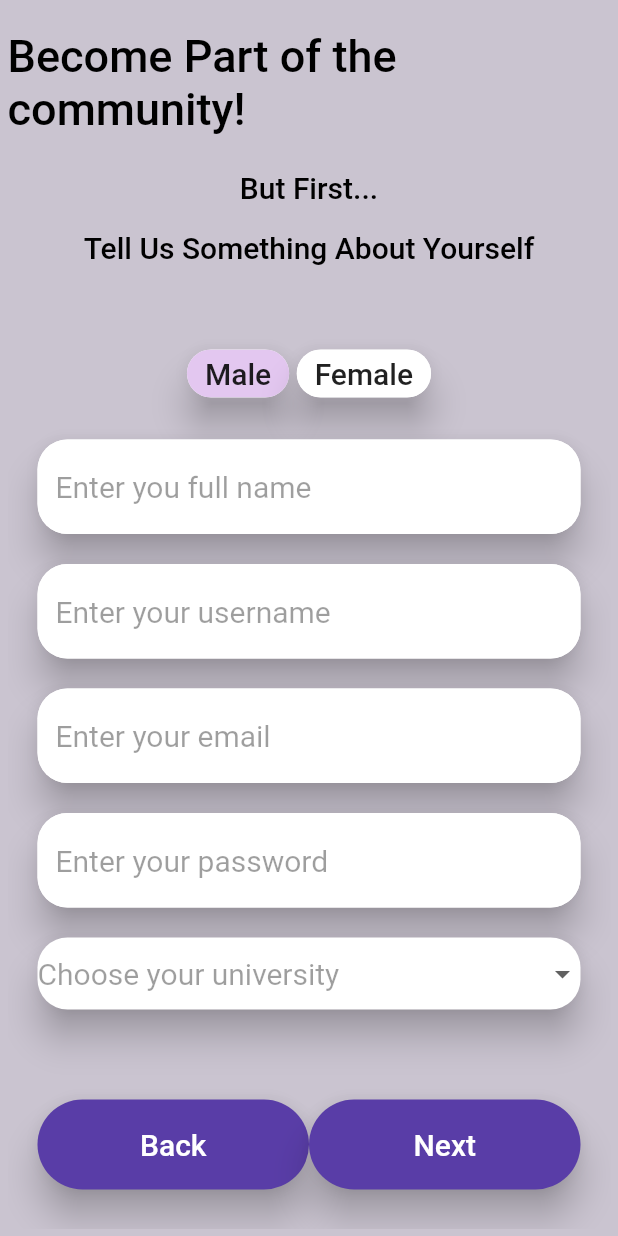
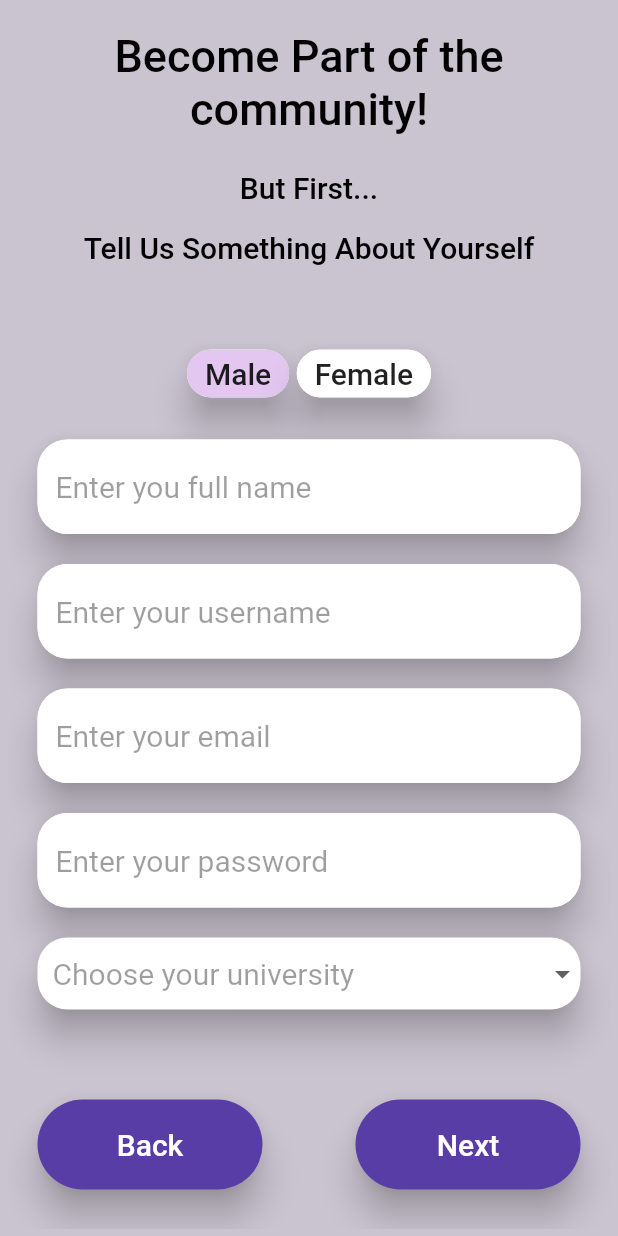
Before and after one commit to Athanasiosvaris/United, a Flutter app: the SignUpPage screen opened by its route, on a phone screen of 412 x 824 dp. Run offline on Flutter 3.47's test engine with Material 2 defaults, Android fonts, the phone set to English and light mode, and no system bars.

Commit message:
Registration implementation finished

```diff
--- a/lib/pages/registration/signin/signin_page.dart
+++ b/lib/pages/registration/signin/signin_page.dart
@@ -191,7 +191,7 @@ class _SignInPage extends State<SignInPage> {
                         height: 80,
                         child: ElevatedButton(
                             style: ElevatedButton.styleFrom(
-                                fixedSize: const Size(200, 60),
+                                fixedSize: const Size(150, 60),
                                 elevation: 10,
                                 shape: const StadiumBorder(),
                                 backgroundColor:
@@ -214,7 +214,7 @@ class _SignInPage extends State<SignInPage> {
                         height: 80,
                         child: ElevatedButton(
                             style: ElevatedButton.styleFrom(
-                                fixedSize: const Size(200, 60),
+                                fixedSize: const Size(150, 60),
                                 elevation: 10,
                                 shape:
                                     const StadiumBorder(), //Etsi kano to button rechtangle with circular
--- a/lib/pages/registration/signup/signup_interests.dart
+++ b/lib/pages/registration/signup/signup_interests.dart
@@ -33,6 +33,7 @@ class _SignUpPageInterests extends State<SignUpPageInterests> {
                   // padding: const EdgeInsets.all(5),
                   child: const Text(
                     'Become Part of the community!',
+                    textAlign: TextAlign.center,
                     style: TextStyle(
                         color: Colors.black,
                         fontWeight: FontWeight.w500,
@@ -171,7 +172,7 @@ class _SignUpPageInterests extends State<SignUpPageInterests> {
                                 height: 80,
                                 child: ElevatedButton(
                                     style: ElevatedButton.styleFrom(
-                                        fixedSize: const Size(200, 60),
+                                        fixedSize: const Size(150, 60),
                                         elevation: 10,
                                         shape: const StadiumBorder(),
                                         backgroundColor: const Color.fromARGB(
@@ -193,7 +194,7 @@ class _SignUpPageInterests extends State<SignUpPageInterests> {
                           height: 80,
                           child: ElevatedButton(
                               style: ElevatedButton.styleFrom(
-                                  fixedSize: const Size(200, 60),
+                                  fixedSize: const Size(150, 60),
                                   elevation: 10,
                                   shape:
                                       const StadiumBorder(), //Etsi kano to button rechtangle with circular
--- a/lib/pages/registration/signup/signup_page.dart
+++ b/lib/pages/registration/signup/signup_page.dart
@@ -14,7 +14,7 @@ class _SignUpPage extends State<SignUpPage> {
   List<String> sex = ["Male", "Female"];
   dynamic university;
   List<String> universities = <String>[
-    'National Technical University of Athens',
+    'NTUA',
     'Athens University of Economics',
     'University of Pireus',
     'University of Athens'
@@ -39,6 +39,7 @@ class _SignUpPage extends State<SignUpPage> {
                   // padding: const EdgeInsets.all(5),
                   child: const Text(
                     'Become Part of the community!',
+                    textAlign: TextAlign.center,
                     style: TextStyle(
                         color: Colors.black,
                         fontWeight: FontWeight.w500,
@@ -243,13 +244,16 @@ class _SignUpPage extends State<SignUpPage> {
                     isExpanded: true,
                     value: university,
                     underline: const SizedBox(), // to remove underline
-                    hint: const Text(
-                      style: TextStyle(
-                        fontSize: 20,
-                        fontWeight: FontWeight.normal,
-                        color: Colors.black38,
+                    hint: Container(
+                      padding: const EdgeInsets.only(left: 10),
+                      child: const Text(
+                        style: TextStyle(
+                          fontSize: 20,
+                          fontWeight: FontWeight.normal,
+                          color: Colors.black38,
+                        ),
+                        'Choose your university',
                       ),
-                      'Choose your university',
                     ),
                     elevation: 10,
                     style: const TextStyle(
@@ -266,7 +270,9 @@ class _SignUpPage extends State<SignUpPage> {
                         .map<DropdownMenuItem<String>>((String value) {
                       return DropdownMenuItem(
                         value: value,
-                        child: Text(value),
+                        child: Container(
+                            padding: const EdgeInsets.only(left: 10),
+                            child: Text(value)),
                       );
                     }).toList(),
                   ),
@@ -283,7 +289,7 @@ class _SignUpPage extends State<SignUpPage> {
                                 height: 80,
                                 child: ElevatedButton(
                                     style: ElevatedButton.styleFrom(
-                                        fixedSize: const Size(200, 60),
+                                        fixedSize: const Size(150, 60),
                                         elevation: 10,
                                         shape: const StadiumBorder(),
                                         backgroundColor: const Color.fromARGB(
@@ -305,7 +311,7 @@ class _SignUpPage extends State<SignUpPage> {
                           height: 80,
                           child: ElevatedButton(
                               style: ElevatedButton.styleFrom(
-                                  fixedSize: const Size(200, 60),
+                                  fixedSize: const Size(150, 60),
                                   elevation: 10,
                                   shape:
                                       const StadiumBorder(), //Etsi kano to button rechtangle with circular
--- a/lib/pages/registration/signup/signup_privacy.dart
+++ b/lib/pages/registration/signup/signup_privacy.dart
@@ -31,6 +31,7 @@ class _SignUpPagePrivacy extends State<SignUpPagePrivacy> {
                   // padding: const EdgeInsets.all(5),
                   child: const Text(
                     'Become Part of the community!',
+                    textAlign: TextAlign.center,
                     style: TextStyle(
                         color: Colors.black,
                         fontWeight: FontWeight.w500,
@@ -136,7 +137,7 @@ class _SignUpPagePrivacy extends State<SignUpPagePrivacy> {
                                 height: 80,
                                 child: ElevatedButton(
                                     style: ElevatedButton.styleFrom(
-                                        fixedSize: const Size(200, 60),
+                                        fixedSize: const Size(150, 60),
                                         elevation: 10,
                                         shape: const StadiumBorder(),
                                         backgroundColor: const Color.fromARGB(
@@ -158,7 +159,7 @@ class _SignUpPagePrivacy extends State<SignUpPagePrivacy> {
                                 height: 80,
                                 child: ElevatedButton(
                                     style: ElevatedButton.styleFrom(
-                                        fixedSize: const Size(200, 60),
+                                        fixedSize: const Size(150, 60),
                                         elevation: 10,
                                         shape:
                                             const StadiumBorder(), //Etsi kano to button rechtangle with circular
--- a/pubspec.yaml
+++ b/pubspec.yaml
@@ -30,7 +30,6 @@ environment:
 dependencies:
   flutter:
     sdk: flutter
-  kommunicate_flutter: ^1.5.5
 
   # The following adds the Cupertino Icons font to your application.
   # Use with the CupertinoIcons class for iOS style icons.
```
Also changed, not shown: lib/pages/app/app.dart (+19 -19 lines), pubspec.lock, 2 other files.
